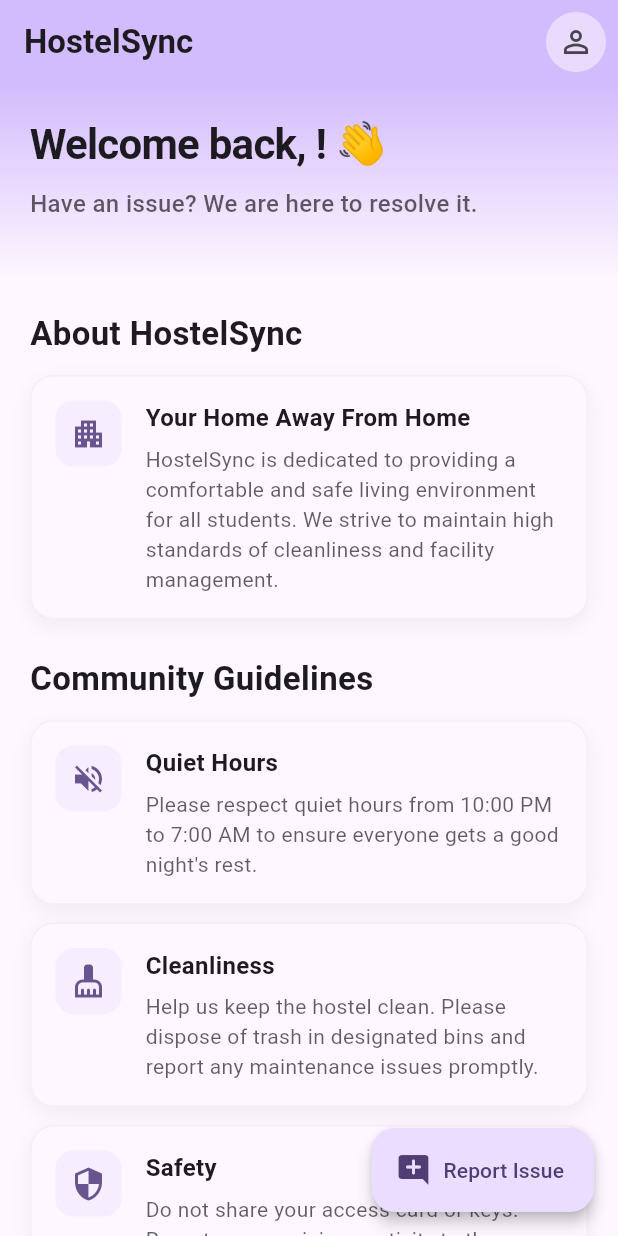
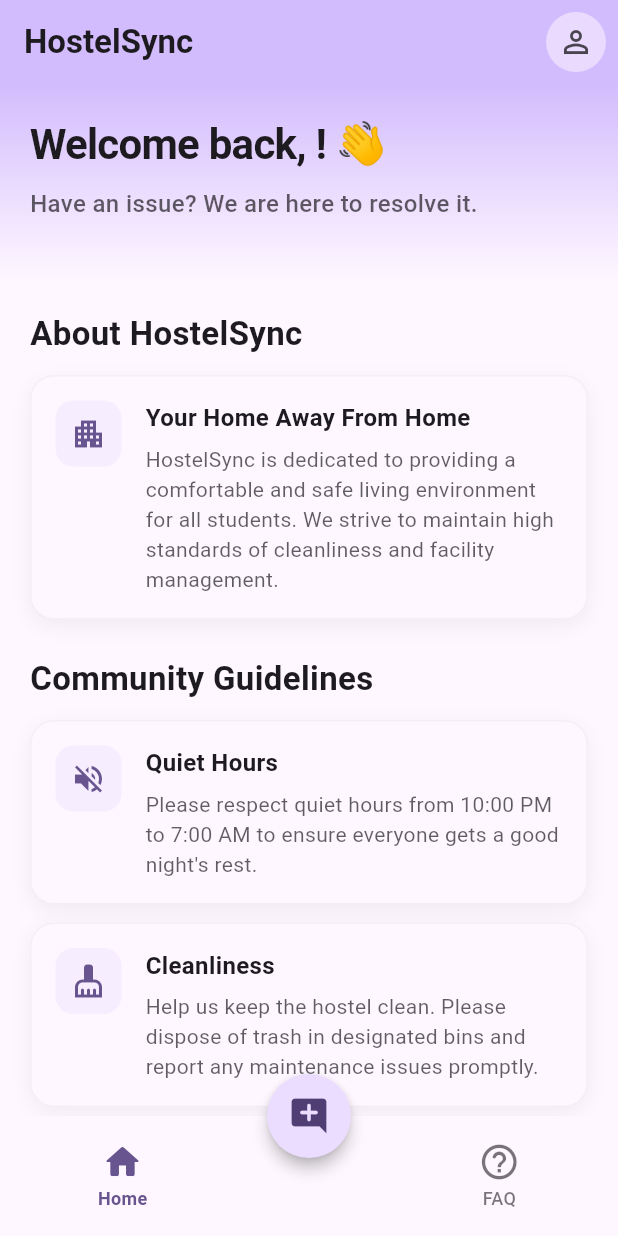
Before and after one commit to kalviumcommunity/S58-0125-Omega-Flutter-With-Firebase-ResolveU, a Flutter app: the HomePage screen opened directly, on a phone screen of 412 x 824 dp. Run offline on Flutter 3.47's test engine with Material 3 defaults, Android fonts, the phone set to English and light mode, and no system bars; our stand-ins replace cloud_firestore, firebase_auth, firebase_core; accounts and stored records are empty.

Commit message:
feat: implement persistent bottom navigation with Home, FAQ, and Report Issue FAB

```diff
--- a/resolveu/lib/screens/home_page.dart
+++ b/resolveu/lib/screens/home_page.dart
@@ -3,6 +3,7 @@
 import 'login_page.dart';
 import 'report_issue_screen.dart';
 import 'profile_screen.dart';
+import 'faq_screen.dart';
 import '../theme_manager.dart';
 
 class HomePage extends StatefulWidget {
@@ -13,13 +14,25 @@
 }
 
 class _HomePageState extends State<HomePage> {
+  int _selectedIndex = 0;
+
+  void _onItemTapped(int index) {
+    setState(() {
+      _selectedIndex = index;
+    });
+  }
+
   @override
   Widget build(BuildContext context) {
     final user = FirebaseAuth.instance.currentUser;
 
     return Scaffold(
+      extendBody: false,
       appBar: AppBar(
-        title: const Text('HostelSync', style: TextStyle(fontWeight: FontWeight.bold)),
+        title: Text(
+          _selectedIndex == 0 ? 'HostelSync' : 'Help Center',
+          style: const TextStyle(fontWeight: FontWeight.bold)
+        ),
         backgroundColor: Theme.of(context).colorScheme.inversePrimary,
         elevation: 0,
         automaticallyImplyLeading: false,
@@ -27,7 +40,78 @@
           _buildProfileMenu(context),
         ],
       ),
-      body: SingleChildScrollView(
+      body: _selectedIndex == 0
+          ? _buildHomeBody(context, user)
+          : const FaqScreen(),
+      floatingActionButton: FloatingActionButton(
+        onPressed: () {
+          Navigator.push(
+            context,
+            MaterialPageRoute(builder: (context) => const ReportIssueScreen()),
+          );
+        },
+        elevation: 4,
+        shape: const CircleBorder(),
+        child: const Icon(Icons.add_comment_rounded, size: 28),
+      ),
+      floatingActionButtonLocation: FloatingActionButtonLocation.centerDocked,
+      bottomNavigationBar: BottomAppBar(
+        shape: const CircularNotchedRectangle(),
+        notchMargin: 8.0,
+        color: Theme.of(context).colorScheme.surface,
+        elevation: 10,
+        child: SizedBox(
+          height: 60,
+          child: Row(
+            mainAxisAlignment: MainAxisAlignment.spaceAround,
+            children: [
+              _buildNavItem(0, Icons.home_rounded, 'Home'),
+              const SizedBox(width: 48), // Space for FAB
+              _buildNavItem(1, Icons.help_outline_rounded, 'FAQ'),
+            ],
+          ),
+        ),
+      ),
+    );
+  }
+
+  Widget _buildNavItem(int index, IconData icon, String label) {
+    final isSelected = _selectedIndex == index;
+    // Use the primary color for selected, and a distinct but simpler color for unselected.
+    final selectedColor = Theme.of(context).colorScheme.primary;
+    final unselectedColor = Theme.of(context).colorScheme.onSurface.withOpacity(0.6);
+
+    return InkWell(
+      onTap: () => _onItemTapped(index),
+      borderRadius: BorderRadius.circular(16),
+      child: Padding(
+        padding: const EdgeInsets.symmetric(horizontal: 12.0, vertical: 4.0),
+        child: Column(
+          mainAxisSize: MainAxisSize.min,
+          mainAxisAlignment: MainAxisAlignment.center,
+          children: [
+            Icon(
+              icon,
+              color: isSelected ? selectedColor : unselectedColor,
+              size: 28,
+            ),
+            const SizedBox(height: 2),
+            Text(
+              label,
+              style: TextStyle(
+                fontSize: 12,
+                fontWeight: isSelected ? FontWeight.bold : FontWeight.w500,
+                color: isSelected ? selectedColor : unselectedColor,
+              ),
+            ),
+          ],
+        ),
+      ),
+    );
+  }
+
+  Widget _buildHomeBody(BuildContext context, User? user) {
+    return SingleChildScrollView(
       child: Column(
         crossAxisAlignment: CrossAxisAlignment.stretch,
         children: [
@@ -124,20 +208,8 @@
               ],
             ),
           ),
-             const SizedBox(height: 80), // Space for FAB
+           const SizedBox(height: 100), // Extra space for FAB and BottomBar
         ],
-        ),
-      ),
-      floatingActionButton: FloatingActionButton.extended(
-        onPressed: () {
-          Navigator.push(
-            context,
-            MaterialPageRoute(builder: (context) => const ReportIssueScreen()),
-          );
-        },
-        icon: const Icon(Icons.add_comment_rounded),
-        label: const Text('Report Issue'),
-        elevation: 4,
       ),
     );
   }
```
Also changed, not shown: resolveu/lib/screens/faq_screen.dart (added, +100 -0 lines). Lines whose indentation alone changed are shown as unchanged.
